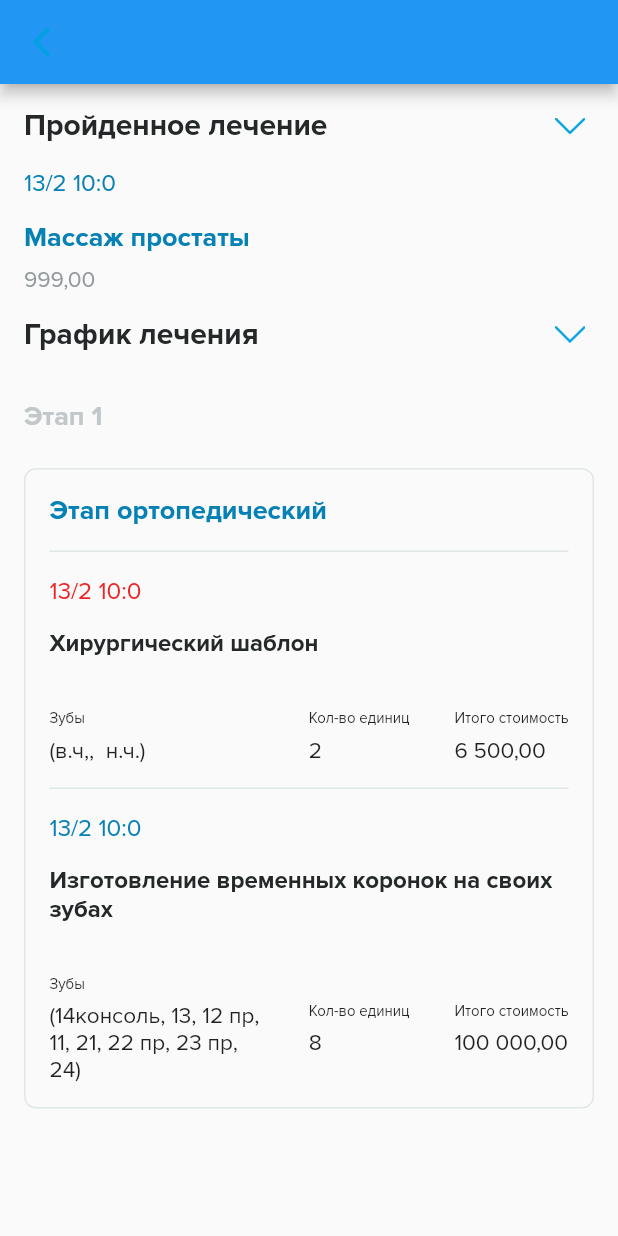
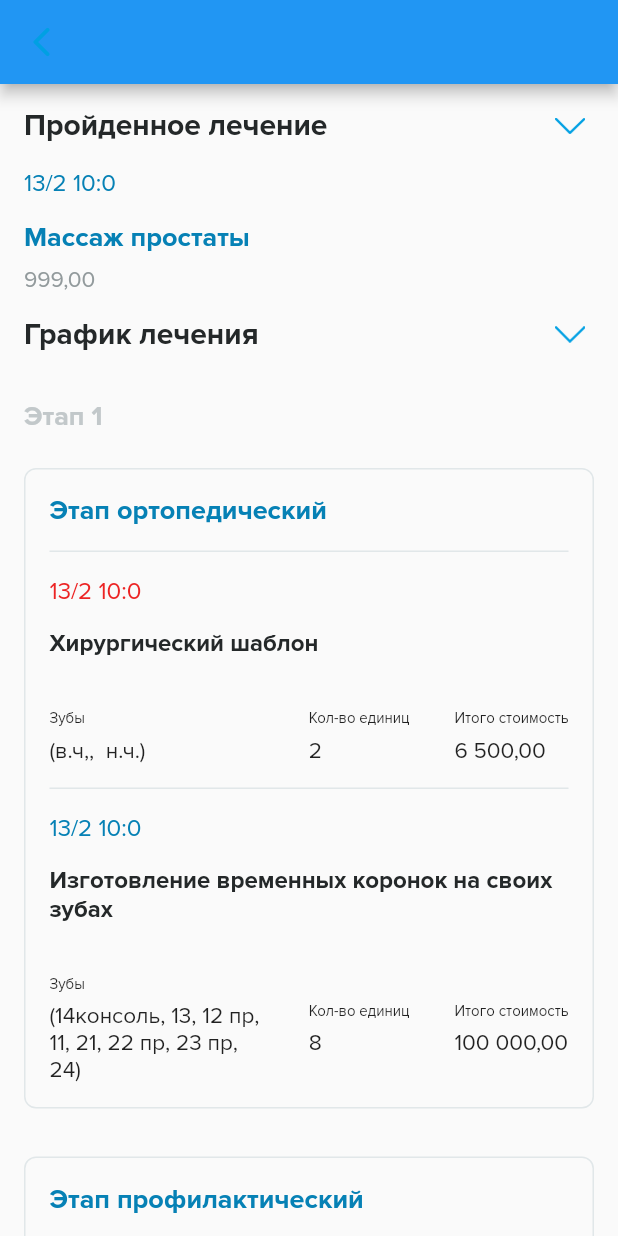
Before and after one commit to uluhulu/swissdent, a Flutter app: the screen it shows after launch, after a tap on "Пройденное лечение", after a tap on "График лечения", on a phone screen of 412 x 824 dp. Run offline on Flutter 3.47's test engine with Material 2 defaults, Android fonts, the phone set to English and light mode, and no system bars; drawn by our look-alikes of expandable; our stand-ins replace flutter_bloc, flutter_money_formatter, mask_text_input_formatter.

Commit message:
add preventive card

```diff
--- a/lib/constants/strings.dart
+++ b/lib/constants/strings.dart
@@ -27,4 +27,6 @@ final teethColumnName = 'Зубы';
 final teethCountColumnName = 'Кол-во единиц';
 final totalCostColumnName = 'Итого стоимость';
 final orhopedicStageCardTitle = 'Этап ортопедический';
+final preventiveStageCardTitle = 'Этап профилактический';
+final preventiveStageCardSubtitle = 'врач ';
 final stageTitle = 'Этап ';
--- a/lib/constants/styles.dart
+++ b/lib/constants/styles.dart
@@ -31,16 +31,13 @@ final bold14Style = boldStyle.copyWith(fontSize: 14);
 
 final normal15Style = normalStyle.copyWith(fontSize: 15);
 
-final normal15StyleGrey = normalStyle.copyWith(
-  fontSize: 15,
+final normal15StyleGrey = normal15Style.copyWith(
   color: palete['gray2'],
 );
-final normal15StyleGrey5 = normalStyle.copyWith(
-  fontSize: 15,
+final normal15StyleGrey5 = normal15Style.copyWith(
   color: palete['gray5'],
 );
-final normal15StyleBlue = normalStyle.copyWith(
-  fontSize: 15,
+final normal15StyleBlue = normal15Style.copyWith(
   color: palete['dark'],
 );
 final normal16StyleBlue = normalStyle.copyWith(
--- a/lib/screens/personal_cabinet/widget/expand_treatment/schedule_treatment/schedule_treatment.dart
+++ b/lib/screens/personal_cabinet/widget/expand_treatment/schedule_treatment/schedule_treatment.dart
@@ -4,6 +4,7 @@ import 'package:swissdent/constants/strings.dart';
 import 'package:swissdent/screens/personal_cabinet/widget/expand_treatment/base/expand_treatment.dart';
 import 'package:swissdent/screens/personal_cabinet/widget/expand_treatment/schedule_treatment/widget/stage/stage.dart';
 import 'package:swissdent/screens/personal_cabinet/widget/expand_treatment/schedule_treatment/widget/stage_orthopedic_card/stage_orhtopedic_card.dart';
+import 'package:swissdent/screens/personal_cabinet/widget/expand_treatment/schedule_treatment/widget/stage_preventive_card/stage_preventive_card.dart';
 
 /// schedule treatment expand
 /// todo figma link
@@ -19,6 +20,8 @@ class ScheduleTreatment extends StatelessWidget {
           StageOrthopedicCard(
             surgialTemplateList: surgicalTemplateMockList,
           ),
+          SizedBox(height: 32),
+          StagePreventiveCard(doctorName: "Писечкина"),
         ],
       ),
     );
--- /dev/null
+++ b/lib/screens/personal_cabinet/widget/expand_treatment/schedule_treatment/widget/stage_preventive_card/stage_preventive_card.dart
@@ -0,0 +1,33 @@
+import 'package:flutter/material.dart';
+import 'package:swissdent/constants/strings.dart';
+import 'package:swissdent/screens/personal_cabinet/widget/expand_treatment/schedule_treatment/widget/stage_card/stage_card.dart';
+import 'package:swissdent/screens/personal_cabinet/widget/expand_treatment/schedule_treatment/widget/stage_preventive_card/widget/preventive_template.dart';
+
+///stage preventive card
+///todo figma design
+class StagePreventiveCard extends StatelessWidget {
+  ///name of preventive doctor
+  final String doctorName;
+
+  const StagePreventiveCard({
+    Key key,
+    this.doctorName,
+  }) : super(key: key);
+
+  @override
+  Widget build(BuildContext context) {
+    return StageCard(
+      title: preventiveStageCardTitle,
+      subTitle: '$preventiveStageCardSubtitle$doctorName',
+
+      ///todo remove mock data
+      body: PreventiveTemplate(
+        dateTime: DateTime.now(),
+        preventiveName: "Очищение жопы",
+        preventiveDescription:
+            'Перед хирургическим этапом и после необходи прием у ортопеда для снитяи и фиксации конструкций',
+        totalCost: 4200,
+      ),
+    );
+  }
+}
--- /dev/null
+++ b/lib/screens/personal_cabinet/widget/expand_treatment/schedule_treatment/widget/stage_preventive_card/widget/preventive_template.dart
@@ -0,0 +1,80 @@
+import 'package:flutter/material.dart';
+import 'package:swissdent/constants/strings.dart';
+import 'package:swissdent/constants/styles.dart';
+import 'package:swissdent/screens/personal_cabinet/widget/expand_treatment/base/treatment_date.dart';
+import 'package:swissdent/util/money_formatter.dart';
+
+///preventive template
+///todo figma link
+class PreventiveTemplate extends StatelessWidget {
+  ///date time of preventive
+  final DateTime dateTime;
+
+  ///name of preventive
+  final String preventiveName;
+
+  ///preventive description
+  final String preventiveDescription;
+
+  ///preventive cost
+  final double totalCost;
+
+  PreventiveTemplate({
+    Key key,
+    this.dateTime,
+    this.preventiveName,
+    this.preventiveDescription,
+    this.totalCost,
+  }) : super(key: key);
+
+  @override
+  Widget build(BuildContext context) {
+    return Column(
+      crossAxisAlignment: CrossAxisAlignment.start,
+      children: [
+        _buildDate(),
+        SizedBox(height: 16),
+        _buidTitle(),
+        SizedBox(height: 16),
+        _buildDescription(),
+        SizedBox(height: 16),
+        _buildCost(),
+      ],
+    );
+  }
+
+  Widget _buildDate() {
+    return TreatmentDate(treatmentDate: dateTime);
+  }
+
+  Widget _buidTitle() {
+    return Text(
+      preventiveName,
+      style: normal16StyleBlack600,
+    );
+  }
+
+  Widget _buildDescription() {
+    return Text(
+      preventiveDescription,
+      style: normal15Style,
+    );
+  }
+
+  Widget _buildCost() {
+    return Column(
+      crossAxisAlignment: CrossAxisAlignment.start,
+      children: [
+        Text(
+          totalCostColumnName,
+          style: normal10Style,
+        ),
+        SizedBox(height: 8),
+        Text(
+          formatMoney(totalCost),
+          style: normal15Style,
+        ),
+      ],
+    );
+  }
+}
```
